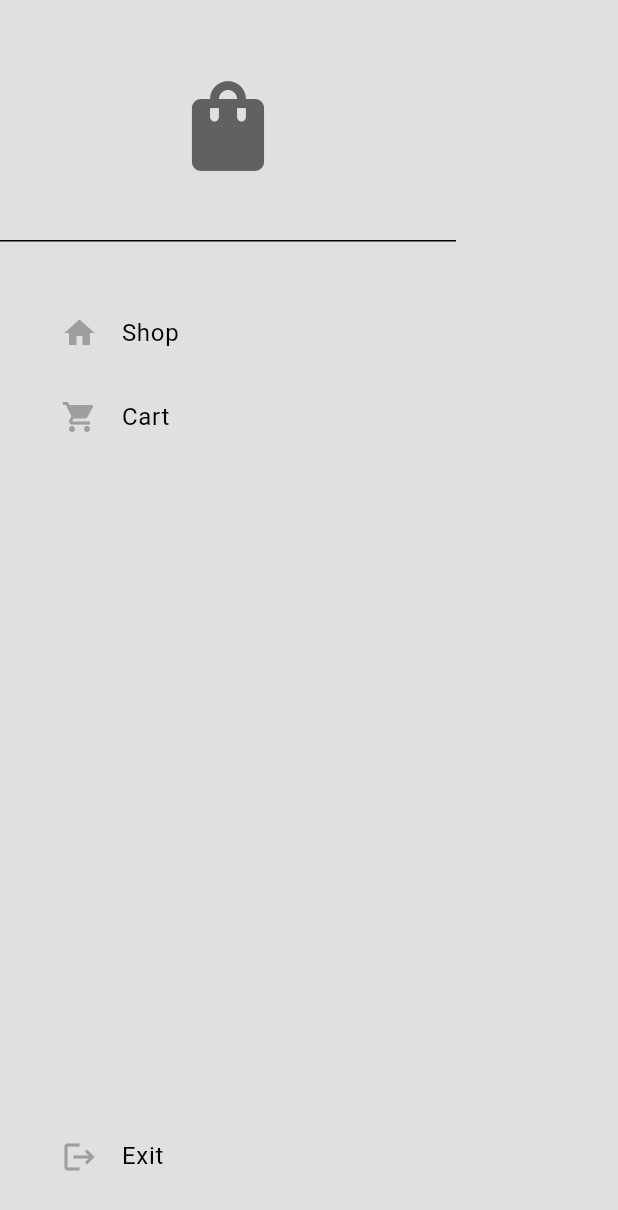
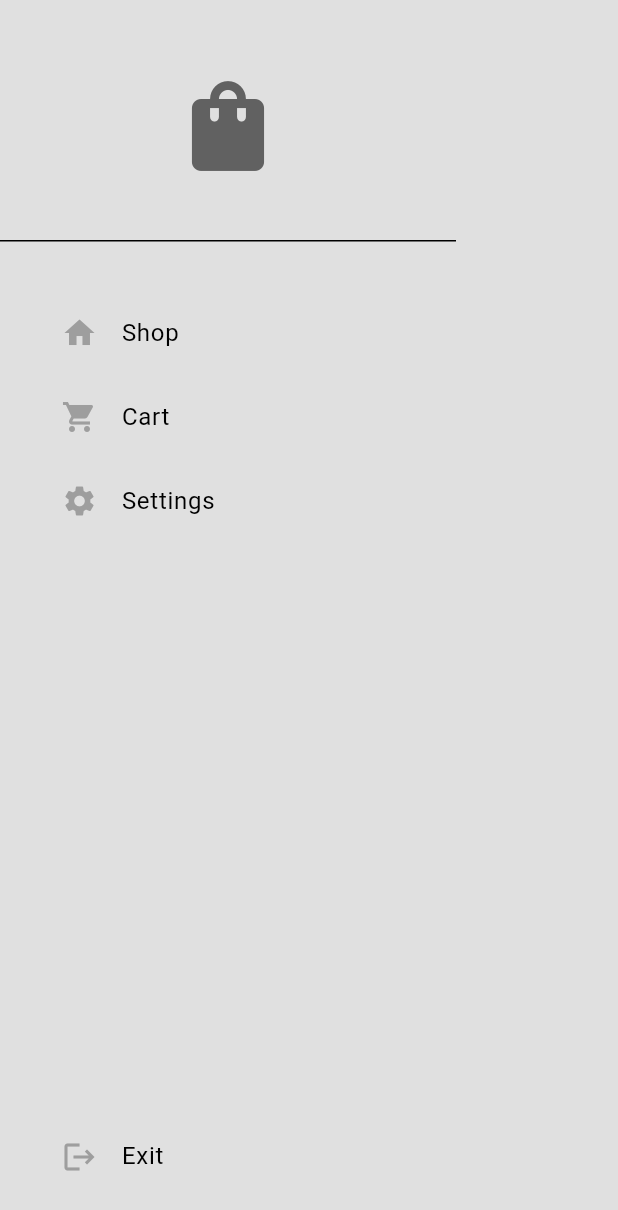
Before and after one commit to milan-koirala/shopx-flutter, a Flutter app: the MyDrawer widget shown alone on an empty page, opened directly, on a phone screen of 412 x 824 dp. Shown: the top 1210 px of the screen. Run offline on Flutter 3.47's test engine with Material 3 defaults, Android fonts, the phone set to English and light mode, and no system bars.

Commit message:
Add Settings option to Drawer with navigation to settings page

```diff
--- a/lib/components/my_drawer.dart
+++ b/lib/components/my_drawer.dart
@@ -45,6 +45,19 @@ class MyDrawer extends StatelessWidget {
                   Navigator.pushNamed(context, "/cart_page");
                 },
               ),
+
+              //cart tile
+              MyListTile(
+                text: "Settings",
+                icon: Icons.settings,
+                onTap: () {
+                  // pop drawer first
+                  Navigator.pop(context);
+
+                  // go to settings page
+                  Navigator.pushNamed(context, "/setting_page");
+                },
+              ),
             ],
           ),
 
```
